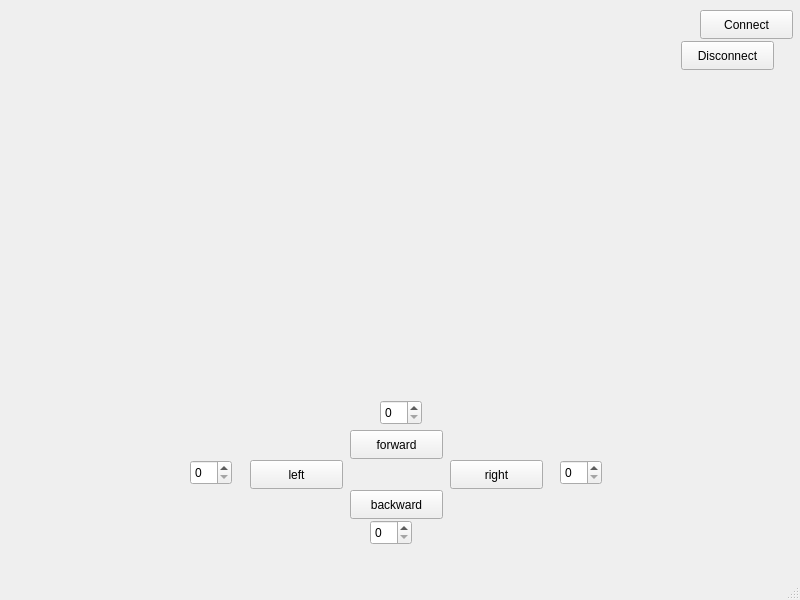
Qt form mainwindow.ui (G3R74W/projet-wifibot) before a commit.
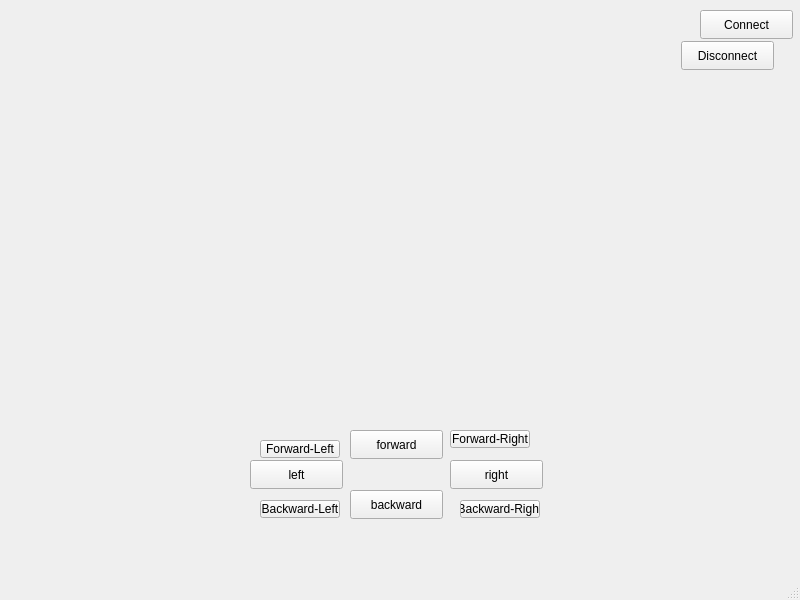
The same form after that commit.

Patch:
```diff
--- a/mainwindow.ui
+++ b/mainwindow.ui
@@ -66,46 +66,6 @@
      <string>backward</string>
     </property>
    </widget>
-   <widget class="QSpinBox" name="left_speed">
-    <property name="geometry">
-     <rect>
-      <x>190</x>
-      <y>460</y>
-      <width>42</width>
-      <height>25</height>
-     </rect>
-    </property>
-   </widget>
-   <widget class="QSpinBox" name="backward_speed">
-    <property name="geometry">
-     <rect>
-      <x>370</x>
-      <y>520</y>
-      <width>42</width>
-      <height>25</height>
-     </rect>
-    </property>
-   </widget>
-   <widget class="QSpinBox" name="forward_speed">
-    <property name="geometry">
-     <rect>
-      <x>380</x>
-      <y>400</y>
-      <width>42</width>
-      <height>25</height>
-     </rect>
-    </property>
-   </widget>
-   <widget class="QSpinBox" name="right_speed">
-    <property name="geometry">
-     <rect>
-      <x>560</x>
-      <y>460</y>
-      <width>42</width>
-      <height>25</height>
-     </rect>
-    </property>
-   </widget>
    <widget class="QPushButton" name="disconnect">
     <property name="geometry">
      <rect>
@@ -132,6 +92,58 @@
      <string>Connect</string>
     </property>
    </widget>
+   <widget class="QPushButton" name="forwardL">
+    <property name="geometry">
+     <rect>
+      <x>260</x>
+      <y>440</y>
+      <width>80</width>
+      <height>18</height>
+     </rect>
+    </property>
+    <property name="text">
+     <string>Forward-Left</string>
+    </property>
+   </widget>
+   <widget class="QPushButton" name="forwardR">
+    <property name="geometry">
+     <rect>
+      <x>450</x>
+      <y>430</y>
+      <width>80</width>
+      <height>18</height>
+     </rect>
+    </property>
+    <property name="text">
+     <string>Forward-Right</string>
+    </property>
+   </widget>
+   <widget class="QPushButton" name="backwardL">
+    <property name="geometry">
+     <rect>
+      <x>260</x>
+      <y>500</y>
+      <width>80</width>
+      <height>18</height>
+     </rect>
+    </property>
+    <property name="text">
+     <string>Backward-Left</string>
+    </property>
+   </widget>
+   <widget class="QPushButton" name="backwardR">
+    <property name="geometry">
+     <rect>
+      <x>460</x>
+      <y>500</y>
+      <width>80</width>
+      <height>18</height>
+     </rect>
+    </property>
+    <property name="text">
+     <string>Backward-Right</string>
+    </property>
+   </widget>
   </widget>
   <widget class="QMenuBar" name="menubar">
    <property name="geometry">
```
